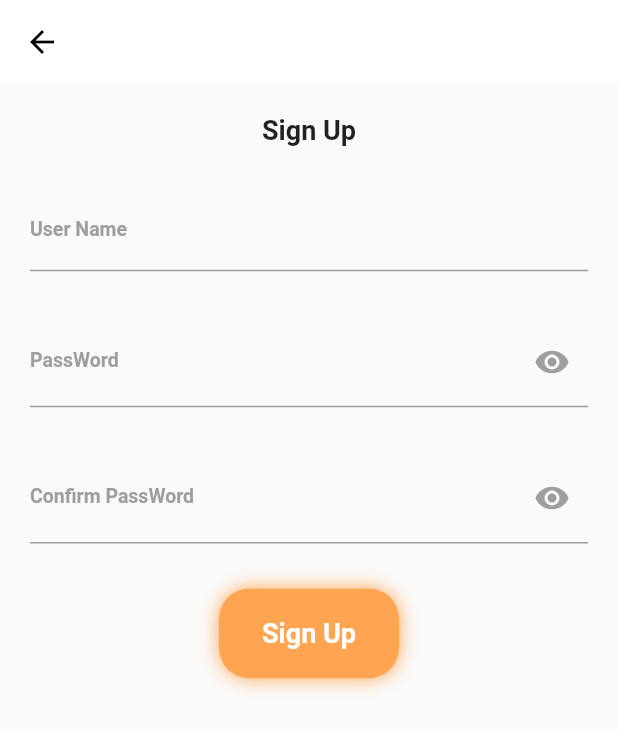
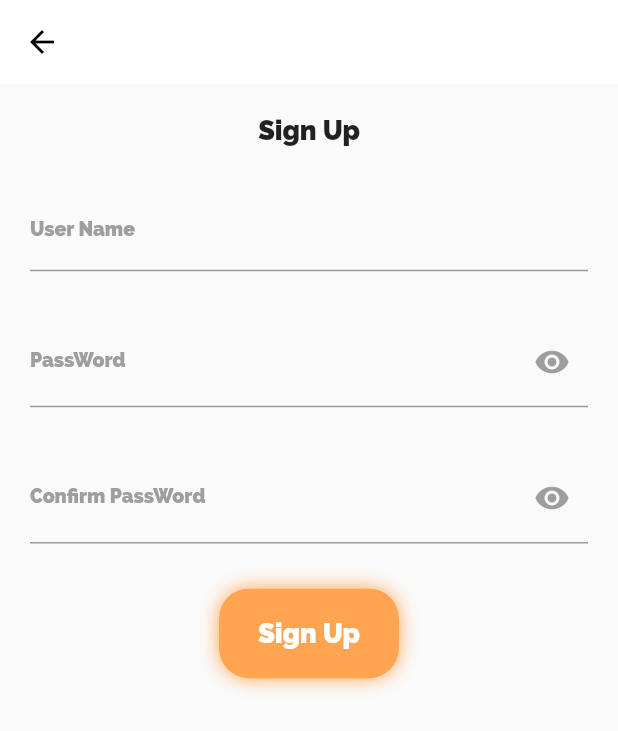
Before and after one commit to mayokmedia/TheBreej, a Flutter app: the LoginPage screen opened directly, after a tap on "Sign up?", on a phone screen of 412 x 824 dp. Shown: the top 731 px of the screen. Run offline on Flutter 3.47's test engine with Material 2 defaults, Android fonts, the phone set to English and light mode, and no system bars.

Commit message:
Inital Commit

```diff
--- a/lib/const/const.dart
+++ b/lib/const/const.dart
@@ -9,7 +9,7 @@ final kInputDecoration = InputDecoration(
     fontWeight: FontWeight.normal,
   ),
   labelText: "Email",
-  labelStyle: TextStyle(color: Colors.black, fontSize: 18, fontWeight: FontWeight.w400),
+  labelStyle: TextStyle(color: Colors.black, fontSize: 18, fontWeight: FontWeight.w400, fontFamily: 'Raleway'),
   floatingLabelBehavior: FloatingLabelBehavior.always,
   prefixIcon: Icon(Icons.mail,),
  // suffixIcon: Icon(Icons.remove_red_eye, color: kPrimaryColor,),
--- a/lib/homescreen.dart
+++ b/lib/homescreen.dart
@@ -42,7 +42,7 @@ class HomePage extends StatelessWidget {
                 style: TextStyle(
                   color: Colors.white,
                   fontSize: 50,
-                  fontWeight: FontWeight.w600,
+                  fontFamily: 'Raleway',
                 ),
               ),
               const SizedBox(
--- a/lib/login.dart
+++ b/lib/login.dart
@@ -27,7 +27,7 @@ class LoginPage extends StatelessWidget {
               style: TextStyle(
                 fontWeight: FontWeight.bold,
                 fontSize: 26,
-                fontFamily: 'Roboto',
+                fontFamily: 'Raleway',
                 color: Colors.black,
               ),
             ),
@@ -40,7 +40,7 @@ class LoginPage extends StatelessWidget {
             ),
             TextField(
               obscureText: true,
-              style: const TextStyle(fontSize: 14, fontWeight: FontWeight.bold),
+              style: const TextStyle(fontSize: 14, fontWeight: FontWeight.bold, fontFamily: 'Raleway'),
               decoration: kInputDecoration.copyWith(
                 prefixIcon: const Icon(Icons.lock,),
                 suffixIcon: const Icon(Icons.remove_red_eye,),
@@ -53,11 +53,7 @@ class LoginPage extends StatelessWidget {
               alignment: Alignment.center,
               child: Padding(
                 padding: EdgeInsets.symmetric(vertical: 20),
-                child: Text(
-                  'Forgot Password?',
-                  style: TextStyle(
-                    color: Colors.red,
-                  ),
+                child: Text('Forgot Password?', style: TextStyle( color: Colors.red, fontFamily: 'Raleway'),
                 ),
               ),
             ),
@@ -81,11 +77,7 @@ class LoginPage extends StatelessWidget {
                 child: Row(
                   mainAxisAlignment: MainAxisAlignment.center,
                   children: const [
-                    Text(
-                      'LOGIN',
-                      style: TextStyle(
-                        color: Colors.white,
-                      ),
+                    Text('LOGIN', style: TextStyle( color: Colors.white,fontFamily: 'Raleway'),
                     ),
                   ],
                 ),
@@ -94,22 +86,13 @@ class LoginPage extends StatelessWidget {
             Row(
               mainAxisAlignment: MainAxisAlignment.center,
               children:  [
-                Text(
-                  'Dont have an account?',
-                  style: TextStyle(
-                    color: Colors.grey,
-                  ),
+                const Text('Dont have an account?', style: TextStyle( color: Colors.grey,fontFamily: 'Raleway'),
                 ),
                 GestureDetector(
                   onTap: (){
                     Navigator.push(context, MaterialPageRoute(builder: (context)=> Signup()));
                   },
-                  child: Text(
-                    'Sign up?',
-                    style: TextStyle(
-                      color: Colors.red,
-
-                    ),
+                  child: Text( 'Sign up?', style: const TextStyle( color: Colors.red,fontFamily: 'Raleway'),
                   ),
                 ),
               ],
--- a/lib/signup.dart
+++ b/lib/signup.dart
@@ -19,28 +19,28 @@ class Signup extends StatelessWidget {
               const Text('Sign Up',
               style: TextStyle(
                 fontSize: 18,
-                fontWeight: FontWeight.bold
+                fontWeight: FontWeight.bold,fontFamily: 'Raleway',
               ),),
               const SizedBox(height: 30),
               const TextField(
-                style: TextStyle(fontSize: 14, fontWeight: FontWeight.bold, color: Colors.grey),
+                style: TextStyle(fontSize: 14, fontWeight: FontWeight.bold, color: Colors.grey,fontFamily: 'Raleway'),
                 decoration: InputDecoration(
                   labelText: 'User Name',
-                  labelStyle: TextStyle(color: Colors.grey, fontSize: 13),
+                  labelStyle: TextStyle(color: Colors.grey, fontSize: 13,fontFamily: 'Raleway'),
                   hintText: 'user name',
-                  hintStyle: TextStyle(color: Colors.grey),
+                  hintStyle: TextStyle(color: Colors.grey,fontFamily: 'Raleway'),
                 ),
               ),
 
               SizedBox(height: 30),
               const TextField(
                 obscureText: true,
-                style: TextStyle(fontSize: 14, fontWeight: FontWeight.bold, color: Colors.grey),
+                style: TextStyle(fontSize: 14, fontWeight: FontWeight.bold, color: Colors.grey,fontFamily: 'Raleway'),
                 decoration: InputDecoration(
                   labelText: 'PassWord',
-                  labelStyle: TextStyle(color: Colors.grey, fontSize: 13),
+                  labelStyle: TextStyle(color: Colors.grey, fontSize: 13,fontFamily: 'Raleway'),
                   hintText: 'password',
-                  hintStyle: TextStyle(color: Colors.grey, fontSize: 20),
+                  hintStyle: TextStyle(color: Colors.grey, fontSize: 20,fontFamily: 'Raleway'),
                     suffixIcon: Icon(Icons.remove_red_eye_rounded, color: Colors.grey,)
                 ),
               ),
@@ -48,12 +48,12 @@ class Signup extends StatelessWidget {
               SizedBox(height: 30),
               const TextField(
                 obscureText: true,
-                style: TextStyle(fontSize: 14, fontWeight: FontWeight.bold, color: Colors.grey),
+                style: TextStyle(fontSize: 14, fontWeight: FontWeight.bold, color: Colors.grey,fontFamily: 'Raleway'),
                 decoration: InputDecoration(
                   labelText: 'Confirm PassWord',
-                  labelStyle: TextStyle(color: Colors.grey, fontSize: 13),
+                  labelStyle: TextStyle(color: Colors.grey, fontSize: 13,fontFamily: 'Raleway'),
                   hintText: 'confirm password',
-                  hintStyle: TextStyle(color: Colors.grey, fontSize: 20),
+                  hintStyle: TextStyle(color: Colors.grey, fontSize: 20,fontFamily: 'Raleway'),
                 suffixIcon: Icon(Icons.remove_red_eye_rounded, color: Colors.grey,)
                 ),
               ),
@@ -66,7 +66,7 @@ class Signup extends StatelessWidget {
                   height: 60, width: 120,
                   decoration: BoxDecoration(color: Color(0xFFFFA451),
                     borderRadius: BorderRadius.circular(20),
-                    boxShadow: [
+                    boxShadow: const [
                       BoxShadow(
                         color: Color(0xFFFFA451),
                         blurRadius: 10.0,
@@ -78,7 +78,7 @@ class Signup extends StatelessWidget {
                     mainAxisAlignment: MainAxisAlignment.center,
                     children: [
                       Text('Sign Up',style: TextStyle(
-                        fontWeight: FontWeight.bold, fontSize: 18, color: Colors.white),
+                        fontWeight: FontWeight.bold, fontSize: 18, color: Colors.white, fontFamily: 'Raleway'),
                       ),
                     ],
                   ),
```
Also changed, not shown: lib/edit.dart (+9 -7 lines), lib/profile.dart (+4 -3 lines), pubspec.yaml (+5 -6 lines), asset/font/Raleway-Heavy.ttf (added).
